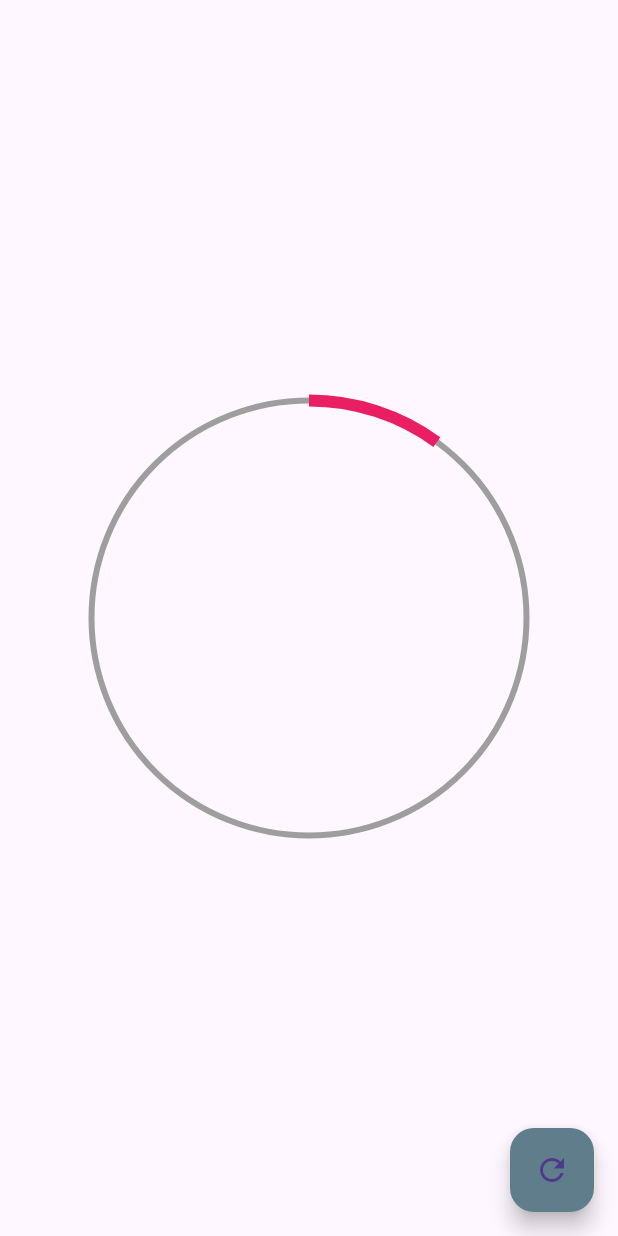
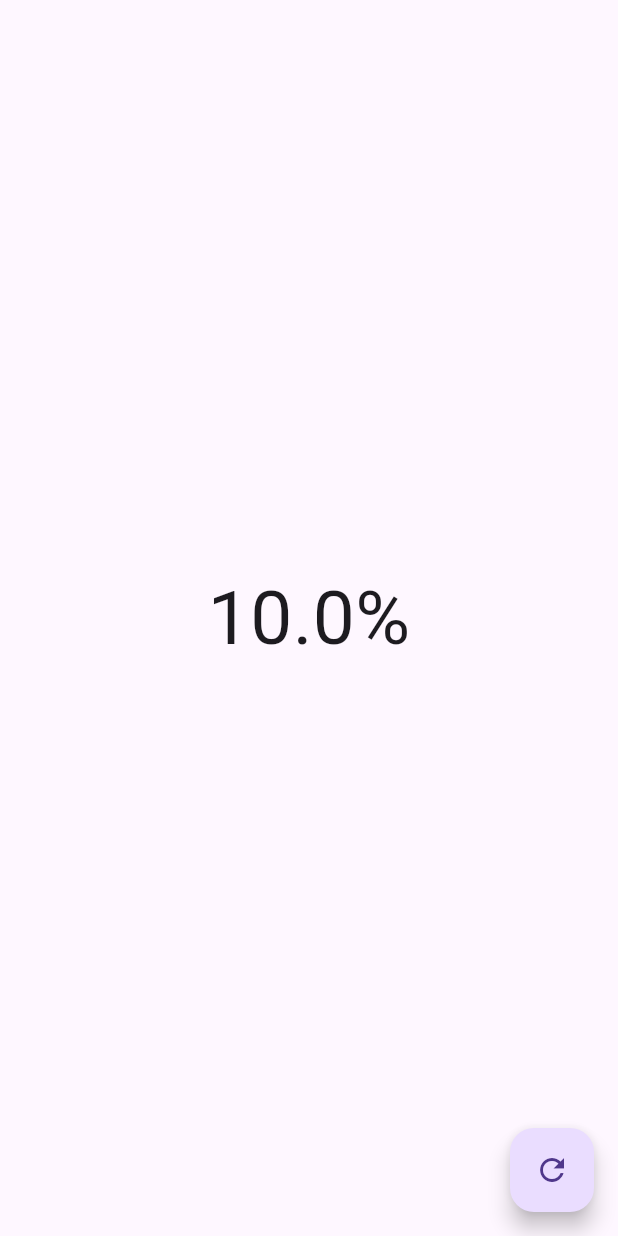
Before and after one commit to Flutter-Course-Sergio/designsApp, a Flutter app: the screen it shows after launch, after a tap on the "refresh" icon, on a phone screen of 412 x 824 dp. Run offline on Flutter 3.47's test engine with Material 3 defaults, Android fonts, the light colour scheme and no system bars.

Commit message:
new page for circular progress

```diff
--- a/lib/main.dart
+++ b/lib/main.dart
@@ -3,7 +3,7 @@ import 'package:flutter/material.dart';
 //import 'src/pages/headers_page.dart';
 //import 'src/pages/animations_page.dart';
 //import 'src/challenges/square_animated_page.dart';
-import 'src/pages/circular_progress_page.dart';
+import 'src/pages/circular_graphics_page.dart';
 
 void main() {
   runApp(const MainApp());
@@ -15,7 +15,7 @@ class MainApp extends StatelessWidget {
   @override
   Widget build(BuildContext context) {
     return const MaterialApp(
-      home: CircularProgressPage(),
+      home: CircularGraphicsPage(),
       title: 'Designs App',
       debugShowCheckedModeBanner: false,
     );
--- /dev/null
+++ b/lib/src/pages/circular_graphics_page.dart
@@ -0,0 +1,33 @@
+import 'package:flutter/material.dart';
+
+class CircularGraphicsPage extends StatefulWidget {
+  const CircularGraphicsPage({super.key});
+
+  @override
+  State<CircularGraphicsPage> createState() => _CircularGraphicsPageState();
+}
+
+class _CircularGraphicsPageState extends State<CircularGraphicsPage> {
+  double percentage = 0.0;
+
+  @override
+  Widget build(BuildContext context) {
+    return Scaffold(
+      floatingActionButton: FloatingActionButton(
+        onPressed: () {
+          setState(() {
+            percentage += 10;
+            if (percentage > 100) percentage = 0;
+          });
+        },
+        child: const Icon(Icons.refresh),
+      ),
+      body: Center(
+        child: Text(
+          "$percentage%",
+          style: const TextStyle(fontSize: 50),
+        ),
+      ),
+    );
+  }
+}
```
Also changed, not shown: lib/src/labs/circular_progress_page.dart (renamed from lib/src/pages/circular_progress_page.dart).
